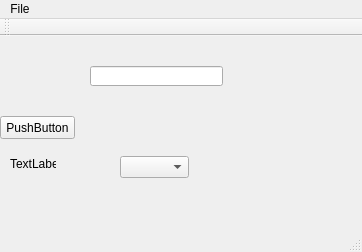
Old version of the form FileNamer/mainwindow.ui in the repository bluejellybean/FileNamer.
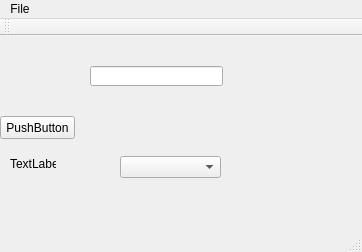
New version of the form.

Commit message: Added ability to enter custom file name

```diff
--- a/FileNamer/mainwindow.ui
+++ b/FileNamer/mainwindow.ui
@@ -64,7 +64,7 @@
      <rect>
       <x>120</x>
       <y>120</y>
-      <width>69</width>
+      <width>101</width>
       <height>22</height>
      </rect>
     </property>
```
The commit also changes 2 other files.
